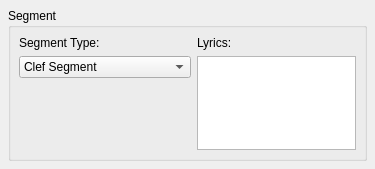
musescore/musescore-old, file mscore/mscore/segment.ui: the form before one commit.
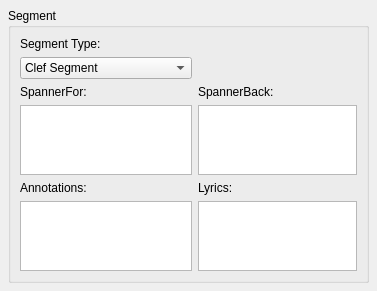
The form after the commit.

The edit to the form file:
```diff
--- a/mscore/mscore/segment.ui
+++ b/mscore/mscore/segment.ui
@@ -6,8 +6,8 @@
    <rect>
     <x>0</x>
     <y>0</y>
-    <width>375</width>
-    <height>169</height>
+    <width>377</width>
+    <height>266</height>
    </rect>
   </property>
   <property name="windowTitle">
@@ -28,30 +28,21 @@
      <property name="flat">
       <bool>true</bool>
      </property>
-     <layout class="QGridLayout">
-      <property name="margin">
-       <number>8</number>
-      </property>
-      <property name="spacing">
-       <number>6</number>
-      </property>
-      <item row="2" column="0">
-       <spacer>
-        <property name="orientation">
-         <enum>Qt::Vertical</enum>
+     <layout class="QGridLayout" name="gridLayout">
+      <item row="0" column="0">
+       <widget class="QLabel" name="label">
+        <property name="text">
+         <string>Segment Type:</string>
         </property>
-        <property name="sizeHint" stdset="0">
-         <size>
-          <width>20</width>
-          <height>131</height>
-         </size>
+        <property name="textFormat">
+         <enum>Qt::PlainText</enum>
         </property>
-       </spacer>
+       </widget>
       </item>
       <item row="1" column="0">
        <widget class="QComboBox" name="segmentType">
         <property name="sizePolicy">
-         <sizepolicy hsizetype="Minimum" vsizetype="Fixed">
+         <sizepolicy hsizetype="Preferred" vsizetype="Fixed">
           <horstretch>0</horstretch>
           <verstretch>0</verstretch>
          </sizepolicy>
@@ -101,10 +92,34 @@
         </item>
        </widget>
       </item>
-      <item row="1" column="1" rowspan="2">
-       <widget class="QListWidget" name="lyrics"/>
+      <item row="2" column="0">
+       <widget class="QLabel" name="label_3">
+        <property name="text">
+         <string>SpannerFor:</string>
+        </property>
+       </widget>
       </item>
-      <item row="0" column="1">
+      <item row="2" column="1">
+       <widget class="QLabel" name="label_4">
+        <property name="text">
+         <string>SpannerBack:</string>
+        </property>
+       </widget>
+      </item>
+      <item row="3" column="0">
+       <widget class="QListWidget" name="spannerFor"/>
+      </item>
+      <item row="3" column="1">
+       <widget class="QListWidget" name="spannerBack"/>
+      </item>
+      <item row="4" column="0">
+       <widget class="QLabel" name="label_5">
+        <property name="text">
+         <string>Annotations:</string>
+        </property>
+       </widget>
+      </item>
+      <item row="4" column="1">
        <widget class="QLabel" name="label_2">
         <property name="text">
          <string>Lyrics:</string>
@@ -114,15 +129,11 @@
         </property>
        </widget>
       </item>
-      <item row="0" column="0">
-       <widget class="QLabel" name="label">
-        <property name="text">
-         <string>Segment Type:</string>
-        </property>
-        <property name="textFormat">
-         <enum>Qt::PlainText</enum>
-        </property>
-       </widget>
+      <item row="5" column="0">
+       <widget class="QListWidget" name="annotations"/>
+      </item>
+      <item row="5" column="1">
+       <widget class="QListWidget" name="lyrics"/>
       </item>
      </layout>
     </widget>
```
